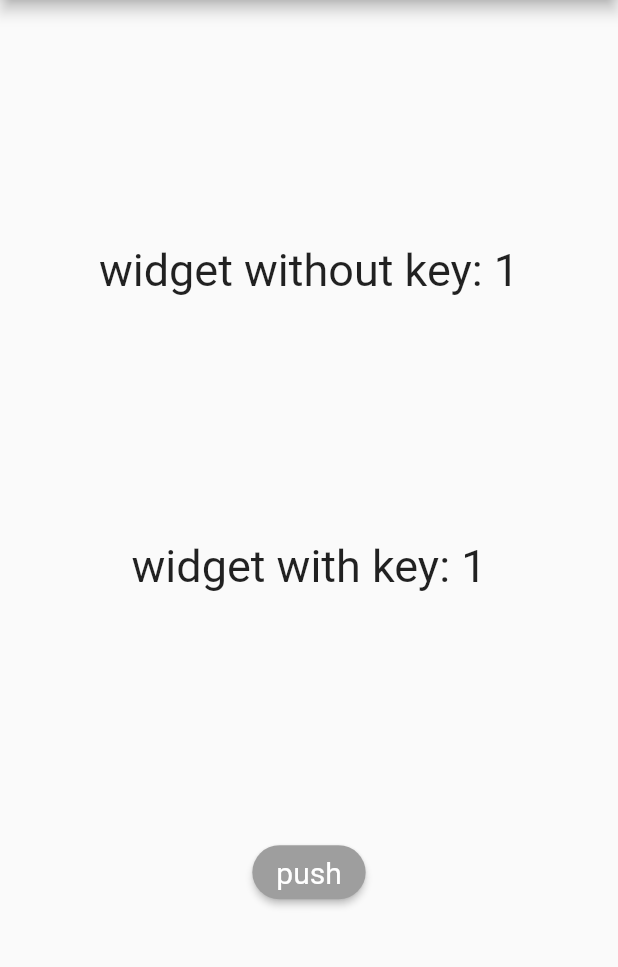
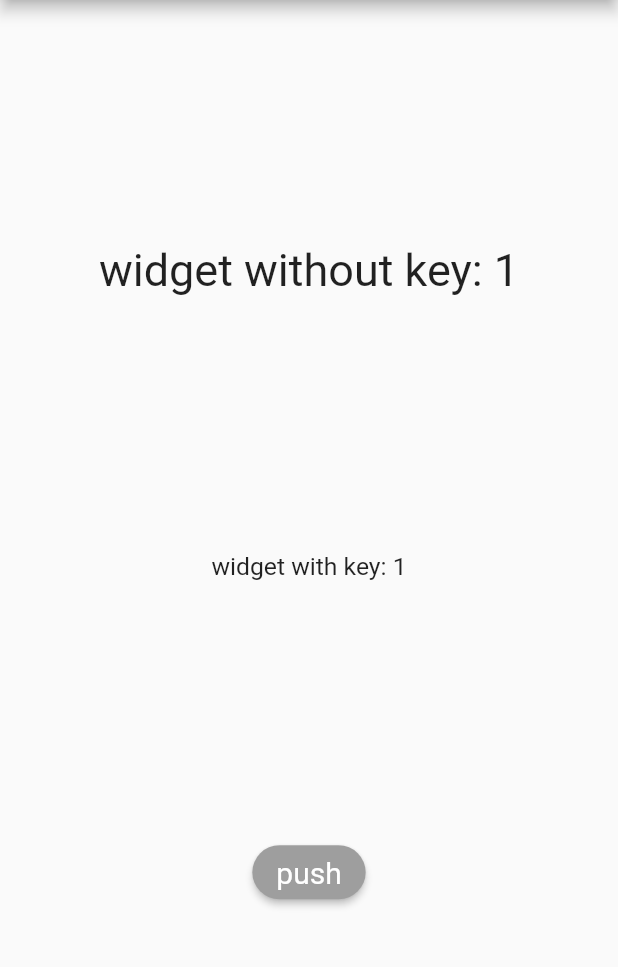
Before and after one commit to codecikoi/value_key, a Flutter app: the screen it shows after launch, after a tap on "push", on a phone screen of 412 x 824 dp, the part 84-1051 px from its top. Run offline on Flutter 3.47's test engine with Material 2 defaults, Android fonts, the phone set to English and light mode, and no system bars.

```diff
--- a/lib/value_key_using_1.dart
+++ b/lib/value_key_using_1.dart
@@ -39,6 +39,7 @@ class _ValueKeyDemo1State extends State<ValueKeyDemo1> {
               ),
             ),
             ScaleAnimated(
+              key: ValueKey(counter),
               duration: Duration(
                 seconds: 2,
               ),
```
